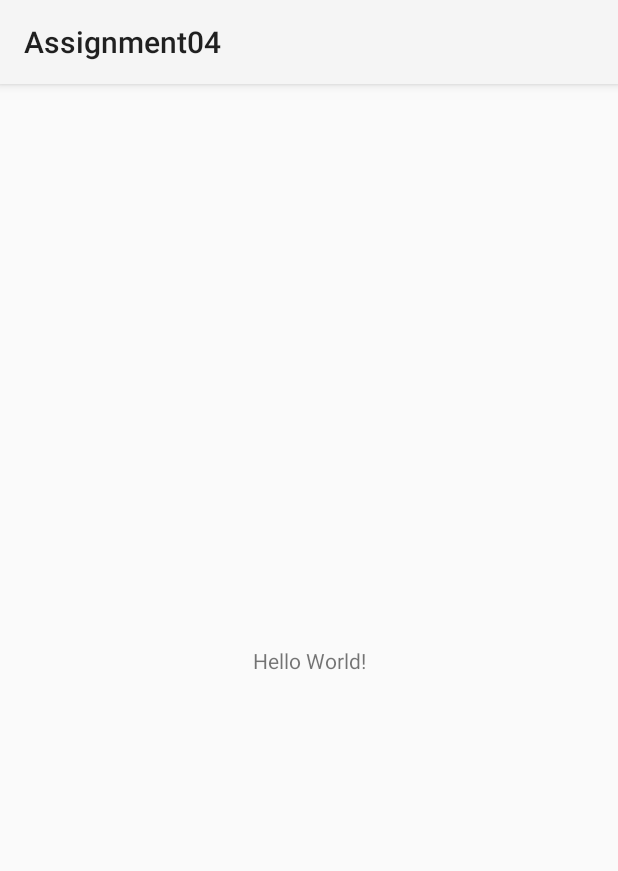
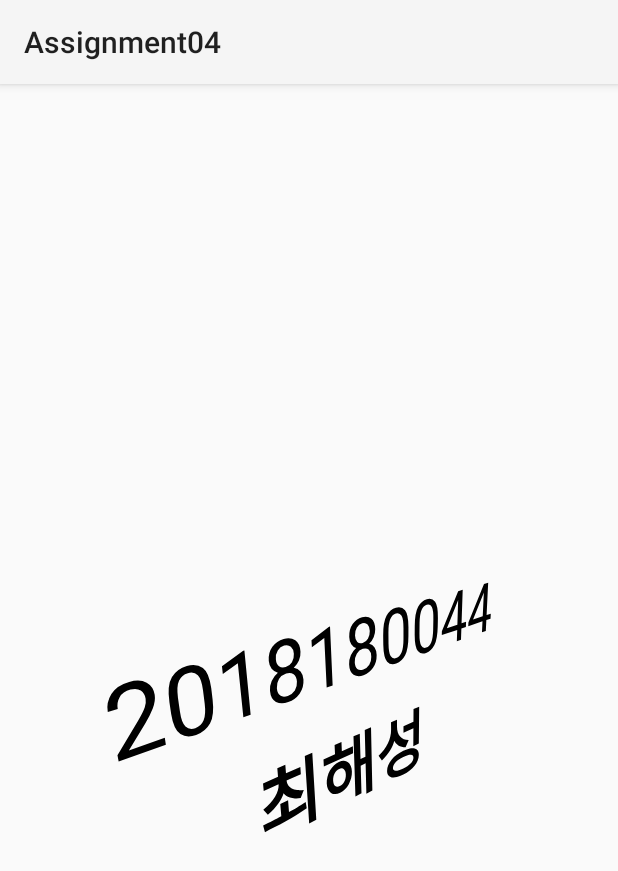
Before and after one commit to chs0218/2018180044_SmartphoneProject, an Android app: the screen it shows after launch (MainActivity), on a phone screen of 412 x 824 dp. Shown: the top 871 px of the screen. Run offline under Robolectric (Android 15) with nearby library versions, the light colour scheme and no system bars.

Commit message:
Update activity_main.xml
화면에 학번, 이름이 비스듬하게 나오게 수정

```diff
--- a/Assignment04/app/src/main/res/layout/activity_main.xml
+++ b/Assignment04/app/src/main/res/layout/activity_main.xml
@@ -4,15 +4,37 @@
     xmlns:tools="http://schemas.android.com/tools"
     android:layout_width="match_parent"
     android:layout_height="match_parent"
+    android:rotation="-4"
+    android:rotationX="-17"
+    android:rotationY="38"
     tools:context=".MainActivity">
 
     <TextView
+        android:id="@+id/textView"
         android:layout_width="wrap_content"
         android:layout_height="wrap_content"
-        android:text="Hello World!"
+        android:layout_marginStart="64dp"
+        android:text="2018180044"
+        android:textColor="#000000"
+        android:textSize="60sp"
         app:layout_constraintBottom_toBottomOf="parent"
         app:layout_constraintEnd_toEndOf="parent"
         app:layout_constraintStart_toStartOf="parent"
         app:layout_constraintTop_toTopOf="parent" />
 
+    <TextView
+        android:id="@+id/textView2"
+        android:layout_width="wrap_content"
+        android:layout_height="wrap_content"
+        android:layout_marginStart="64dp"
+        android:text="최해성"
+        android:textColor="#000000"
+        android:textSize="60sp"
+        android:textStyle="bold"
+        app:layout_constraintBottom_toBottomOf="parent"
+        app:layout_constraintEnd_toEndOf="parent"
+        app:layout_constraintStart_toStartOf="parent"
+        app:layout_constraintTop_toTopOf="parent"
+        app:layout_constraintVertical_bias="0.639" />
+
 </androidx.constraintlayout.widget.ConstraintLayout>
```
